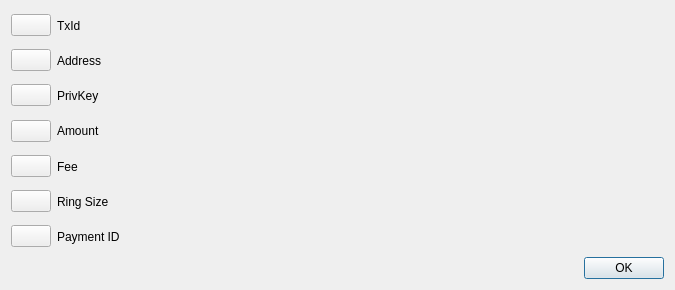
First picture: the form in src/qt/forms/revealtxdialog.ui, repository nashsclay/DAPSCoin, before the edit.
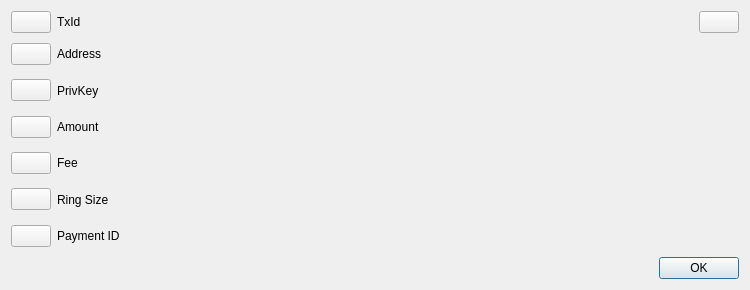
Second picture: the form after the edit.

Commit message: [Qt] Add option to open TXID in Explorer

```diff
--- a/src/qt/forms/revealtxdialog.ui
+++ b/src/qt/forms/revealtxdialog.ui
@@ -6,7 +6,7 @@
    <rect>
     <x>0</x>
     <y>0</y>
-    <width>675</width>
+    <width>750</width>
     <height>290</height>
    </rect>
   </property>
@@ -58,6 +58,13 @@
        </property>
       </widget>
      </item>
+     <item>
+      <widget class="QPushButton" name="pushButtonOpenTXID">
+       <property name="text">
+        <string/>
+       </property>
+      </widget>
+     </item>
     </layout>
    </item>
    <item>
```
The commit also changes 2 other files.
